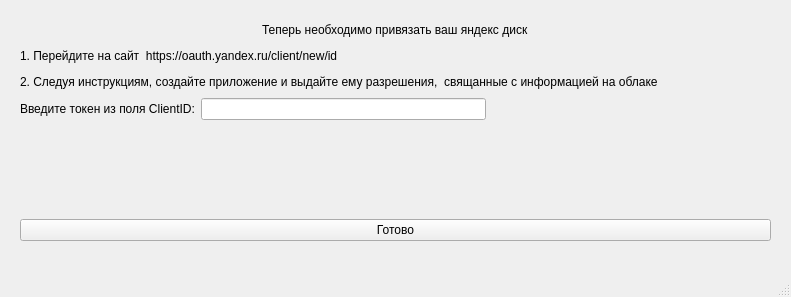
Qt form app_windows/get_yandex_auth_token/oauth_yandex_template_main.ui (bloodofspring/yandex_drive_desktop) before a commit.
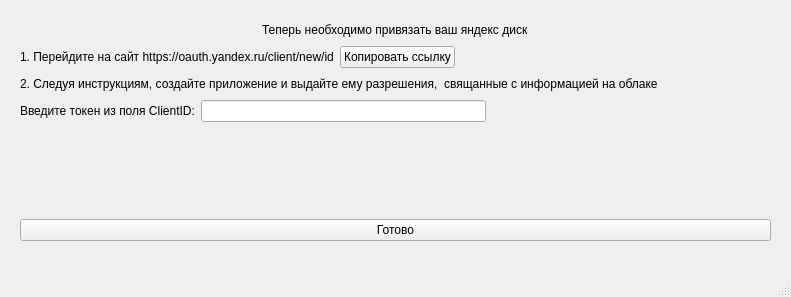
The same form after that commit.

Commit message: feat: Добавлена кнопка "скопировать ссылку" на странице oauth_yandex_template_main.ui

Diff of the .ui file:
```diff
--- a/app_windows/get_yandex_auth_token/oauth_yandex_template_main.ui
+++ b/app_windows/get_yandex_auth_token/oauth_yandex_template_main.ui
@@ -66,7 +66,14 @@
        <item>
         <widget class="QLabel" name="label_4">
          <property name="text">
-          <string>1. Перейдите на сайт  https://oauth.yandex.ru/client/new/id</string>
+          <string>1. Перейдите на сайт https://oauth.yandex.ru/client/new/id</string>
+         </property>
+        </widget>
+       </item>
+       <item>
+        <widget class="QPushButton" name="copy_link">
+         <property name="text">
+          <string>Копировать ссылку</string>
          </property>
         </widget>
        </item>
```
The commit also changes 1 other file.
